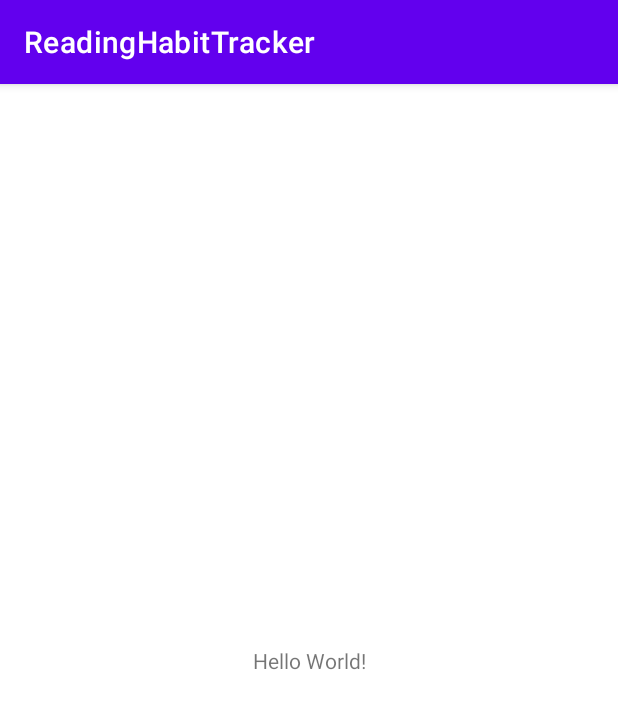
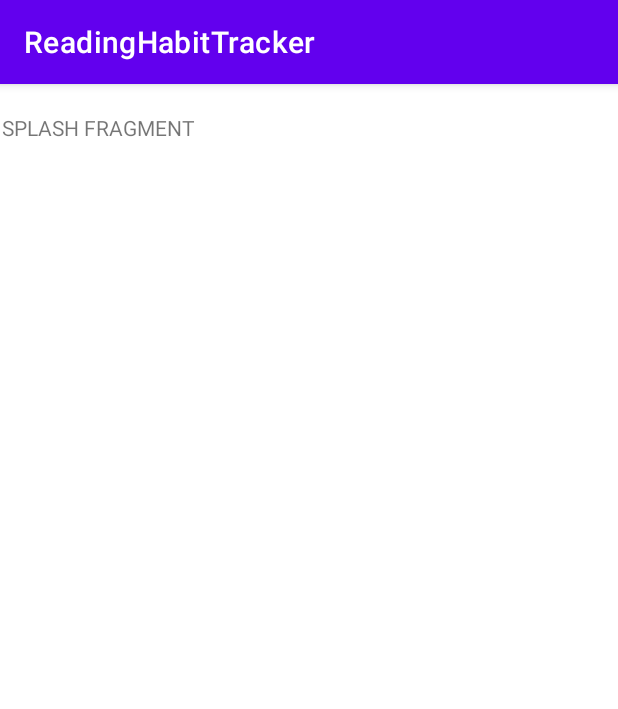
Before and after one commit to emineinan/ReadingHabitTracker, an Android app: the screen it shows after launch (MainActivity), on a phone screen of 412 x 824 dp. Shown: the top 709 px of the screen. Run offline under Robolectric (Android 15) with nearby library versions, the phone set to English and light mode, and no system bars.

Commit message:
Add navigation component

```diff
--- a/app/build.gradle
+++ b/app/build.gradle
@@ -2,6 +2,7 @@ plugins {
     id 'com.android.application'
     id 'org.jetbrains.kotlin.android'
     id 'com.huawei.agconnect'
+    id 'androidx.navigation.safeargs.kotlin'
 }
 
 android {
@@ -58,6 +59,7 @@ android {
 }
 
 dependencies {
+    def nav_version = "2.5.0"
 
     implementation 'androidx.core:core-ktx:1.7.0'
     implementation 'androidx.appcompat:appcompat:1.4.2'
@@ -67,6 +69,10 @@ dependencies {
     androidTestImplementation 'androidx.test.ext:junit:1.1.3'
     androidTestImplementation 'androidx.test.espresso:espresso-core:3.4.0'
 
+    // Navigation Component
+    implementation("androidx.navigation:navigation-fragment-ktx:$nav_version")
+    implementation("androidx.navigation:navigation-ui-ktx:$nav_version")
+
     // Huawei Account Kit
     implementation 'com.huawei.hms:hwid:6.4.0.301'
 }
--- /dev/null
+++ b/app/src/main/java/com/hms/readinghabittracker/ui/splash/SplashFragment.kt
@@ -0,0 +1,20 @@
+package com.hms.readinghabittracker.ui.splash
+
+import android.os.Bundle
+import androidx.fragment.app.Fragment
+import android.view.LayoutInflater
+import android.view.View
+import android.view.ViewGroup
+import com.hms.readinghabittracker.R
+import com.hms.readinghabittracker.databinding.FragmentSplashBinding
+
+class SplashFragment : Fragment() {
+    private lateinit var binding: FragmentSplashBinding
+    override fun onCreateView(
+        inflater: LayoutInflater, container: ViewGroup?,
+        savedInstanceState: Bundle?
+    ): View {
+        binding = FragmentSplashBinding.inflate(inflater, container, false)
+        return binding.root
+    }
+}
--- a/app/src/main/res/layout/activity_main.xml
+++ b/app/src/main/res/layout/activity_main.xml
@@ -6,13 +6,16 @@
     android:layout_height="match_parent"
     tools:context=".MainActivity">
 
-    <TextView
-        android:layout_width="wrap_content"
-        android:layout_height="wrap_content"
-        android:text="Hello World!"
+
+    <androidx.fragment.app.FragmentContainerView
+        android:id="@+id/fragmentContainerView"
+        android:name="androidx.navigation.fragment.NavHostFragment"
+        android:layout_width="409dp"
+        android:layout_height="729dp"
+        app:defaultNavHost="true"
         app:layout_constraintBottom_toBottomOf="parent"
         app:layout_constraintEnd_toEndOf="parent"
         app:layout_constraintStart_toStartOf="parent"
-        app:layout_constraintTop_toTopOf="parent" />
-
+        app:layout_constraintTop_toTopOf="parent"
+        app:navGraph="@navigation/nav_graph" />
 </androidx.constraintlayout.widget.ConstraintLayout>
--- /dev/null
+++ b/app/src/main/res/layout/fragment_splash.xml
@@ -0,0 +1,13 @@
+<?xml version="1.0" encoding="utf-8"?>
+<androidx.constraintlayout.widget.ConstraintLayout xmlns:android="http://schemas.android.com/apk/res/android"
+    xmlns:tools="http://schemas.android.com/tools"
+    android:layout_width="match_parent"
+    android:layout_height="match_parent"
+    tools:context=".ui.splash.SplashFragment">
+
+    <TextView
+        android:layout_width="match_parent"
+        android:layout_height="match_parent"
+        android:text="SPLASH FRAGMENT" />
+
+</androidx.constraintlayout.widget.ConstraintLayout>
--- /dev/null
+++ b/app/src/main/res/navigation/nav_graph.xml
@@ -0,0 +1,46 @@
+<?xml version="1.0" encoding="utf-8"?>
+<navigation xmlns:android="http://schemas.android.com/apk/res/android"
+    xmlns:app="http://schemas.android.com/apk/res-auto"
+    xmlns:tools="http://schemas.android.com/tools"
+    android:id="@+id/nav_graph"
+    app:startDestination="@id/splashFragment">
+
+    <fragment
+        android:id="@+id/splashFragment"
+        android:name="com.hms.readinghabittracker.ui.splash.SplashFragment"
+        android:label="fragment_splash"
+        tools:layout="@layout/fragment_splash" >
+        <action
+            android:id="@+id/action_splashFragment_to_onBoardingFragment"
+            app:destination="@id/onBoardingFragment" />
+        <action
+            android:id="@+id/action_splashFragment_to_homeFragment"
+            app:destination="@id/homeFragment" />
+        <action
+            android:id="@+id/action_splashFragment_to_loginFragment"
+            app:destination="@id/loginFragment" />
+    </fragment>
+    <fragment
+        android:id="@+id/homeFragment"
+        android:name="com.hms.readinghabittracker.ui.home.HomeFragment"
+        android:label="fragment_home"
+        tools:layout="@layout/fragment_home" />
+    <fragment
+        android:id="@+id/loginFragment"
+        android:name="com.hms.readinghabittracker.ui.login.LoginFragment"
+        android:label="fragment_login"
+        tools:layout="@layout/fragment_login" >
+        <action
+            android:id="@+id/action_loginFragment_to_homeFragment"
+            app:destination="@id/homeFragment" />
+    </fragment>
+    <fragment
+        android:id="@+id/onBoardingFragment"
+        android:name="com.hms.readinghabittracker.ui.onboarding.OnBoardingFragment"
+        android:label="fragment_on_boarding"
+        tools:layout="@layout/fragment_on_boarding" >
+        <action
+            android:id="@+id/action_onBoardingFragment_to_loginFragment"
+            app:destination="@id/loginFragment" />
+    </fragment>
+</navigation>
--- a/app/src/main/res/values/strings.xml
+++ b/app/src/main/res/values/strings.xml
@@ -1,3 +1,5 @@
 <resources>
     <string name="app_name">ReadingHabitTracker</string>
+    <!-- TODO: Remove or change this placeholder text -->
+    <string name="hello_blank_fragment">Hello blank fragment</string>
 </resources>
--- a/build.gradle
+++ b/build.gradle
@@ -2,8 +2,12 @@
 buildscript {
     dependencies {
         classpath "com.android.tools.build:gradle:7.2.0"
-        // Add the AppGallery Connect plugin configuration. You are advised to use the latest plugin version.
+        // AppGallery Connect plugin configuration
         classpath 'com.huawei.agconnect:agcp:1.7.0.300'
+
+        // SafeArgs
+        def nav_version ="2.5.0"
+        classpath("androidx.navigation:navigation-safe-args-gradle-plugin:$nav_version")
     }
 }
 plugins {
```
Also changed, not shown: app/src/main/java/com/hms/readinghabittracker/ui/home/HomeFragment.kt (added, +20 -0 lines), app/src/main/java/com/hms/readinghabittracker/ui/login/LoginFragment.kt (added, +19 -0 lines), app/src/main/java/com/hms/readinghabittracker/ui/onboarding/OnBoardingFragment.kt (added, +19 -0 lines), app/src/main/res/layout/fragment_home.xml (added, +13 -0 lines), app/src/main/res/layout/fragment_login.xml (added, +13 -0 lines), app/src/main/res/layout/fragment_on_boarding.xml (added, +13 -0 lines).
